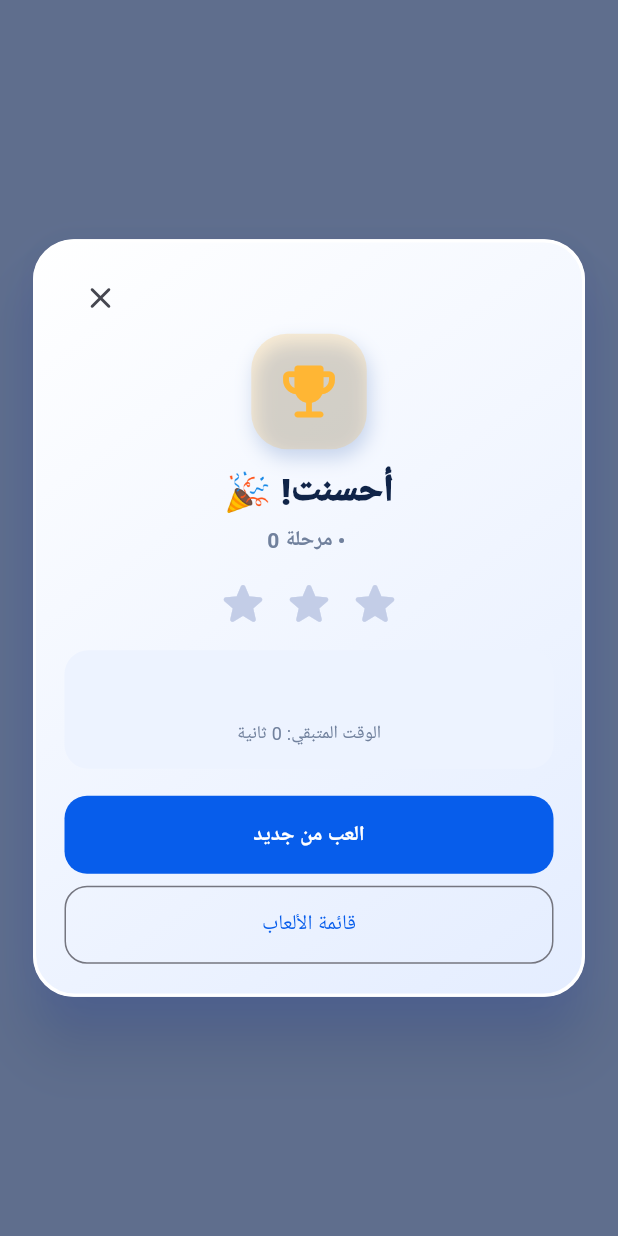
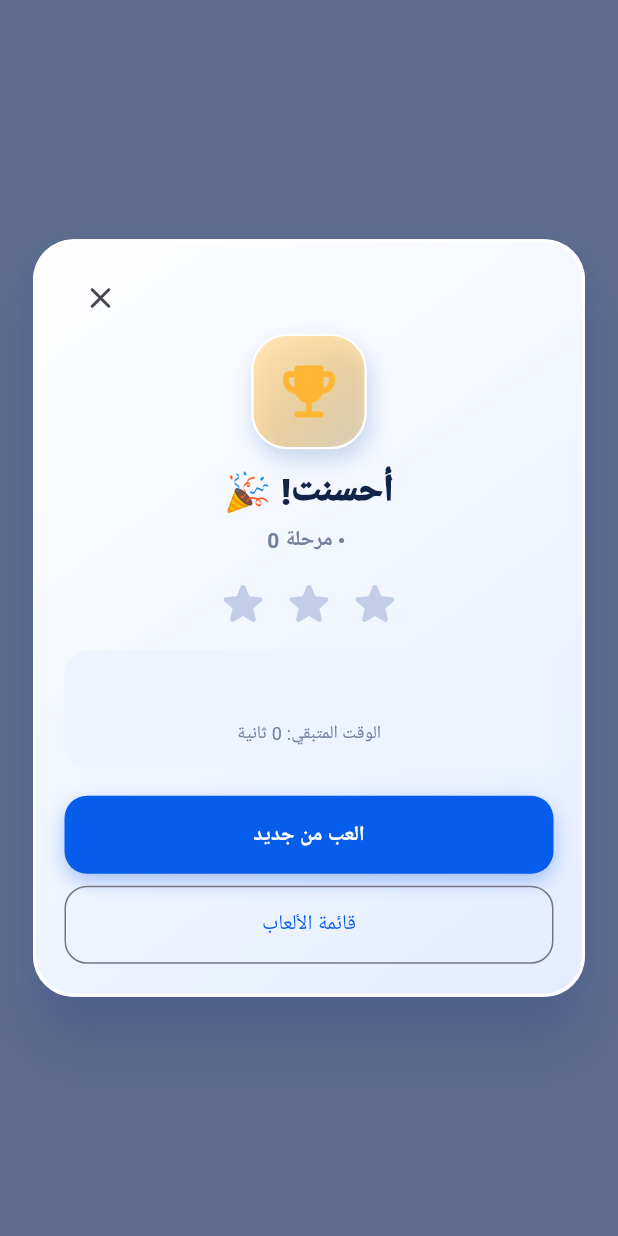
Before and after one commit to walidatiyaai2025-gif/school, a Flutter app: what show() shows on an empty page, opened directly with empty values, on a phone screen of 412 x 824 dp. Run offline on Flutter 3.47's test engine with Material 3 defaults, Android fonts, the phone set to English and light mode, and no system bars; our stand-ins replace audioplayers, firebase_core, firebase_messaging, flutter_local_notifications, flutter_secure_storage, flutter_timezone and 8 more; accounts and stored records are empty.

Commit message:
feat(motion): tactile raised XO/word/math tiles, animated footer and 3D result polish

```diff
--- a/mobile/lib/widgets/game_countdown.dart
+++ b/mobile/lib/widgets/game_countdown.dart
@@ -12,8 +12,10 @@ class GameCountdown extends StatelessWidget {
           final warning = secs <= 15;
           final time = (secs ~/ 60).toString().padLeft(2, '0') + ':' +
               (secs % 60).toString().padLeft(2, '0');
-          return Container(
+          return AnimatedContainer(
             key: const Key('game-timer'),
+            duration: MediaQuery.disableAnimationsOf(context)
+                ? Duration.zero : const Duration(milliseconds: 200),
             padding: const EdgeInsets.symmetric(vertical: 7, horizontal: 11),
             decoration: BoxDecoration(
               color: warning ? const Color(0xFFFFE6E6)
--- a/mobile/lib/widgets/game_result_dialog.dart
+++ b/mobile/lib/widgets/game_result_dialog.dart
@@ -37,7 +37,9 @@ class GameResultDialog extends StatefulWidget {
         game: game, outcome: outcome, english: english, result: result,
         stage: stage, stars: stars.clamp(0,3).toInt(),
         remaining: remaining, hasNext: hasNext),
-      transitionBuilder: (_, animation, __, child) => FadeTransition(
+      transitionBuilder: (dialogContext, animation, _, child) =>
+        MediaQuery.disableAnimationsOf(dialogContext)
+          ? child : FadeTransition(
             opacity: CurvedAnimation(parent: animation, curve: Curves.easeOut),
             child: ScaleTransition(
               scale: Tween<double>(begin: .86, end: 1.0).animate(
@@ -97,15 +99,36 @@ class _GameResultDialogState extends State<GameResultDialog>
                 icon: const Icon(Icons.close_rounded),
                 onPressed: () => Navigator.pop(
                   context, GameResultAction.list))),
-              Container(
+              AnimatedBuilder(
+                animation: _animation,
+                builder: (context, _) {
+                  final progress = Curves.easeOutBack.transform(
+                    (_animation.value / .7).clamp(0.0, 1.0));
+                  return Transform.translate(
+                    offset: Offset(0, reduced ? 0 : 12 * (1 - progress)),
+                    child: Transform.scale(
+                      scale: reduced ? 1 : .83 + .17 * progress,
+                      child: Container(
                         width: 77, height: 77,
                         decoration: BoxDecoration(
-                  color: color.withValues(alpha: .2),
+                          gradient: LinearGradient(
+                            begin: Alignment.topLeft,
+                            end: Alignment.bottomRight,
+                            colors: [
+                              Color.lerp(color, Colors.white, .65)!,
+                              color.withValues(alpha: .26),
+                            ]),
                           borderRadius: BorderRadius.circular(24),
+                          border: Border.all(color: Colors.white, width: 1.5),
                           boxShadow: const [BoxShadow(
-                    color: Color(0x330C43A0), blurRadius: 10,
-                    offset: Offset(2, 6))]),
-                child: Icon(icon, color: color, size: 46)),
+                            color: Color(0x330C43A0),
+                            blurRadius: 12, offset: Offset(2, 7))]),
+                        child: Icon(icon, color: color, size: 46),
+                      ),
+                    ),
+                  );
+                },
+              ),
               const SizedBox(height: 9),
               Text(title, key: const Key('game-result-title'),
                 textAlign: TextAlign.center,
@@ -157,13 +180,19 @@ class _GameResultDialogState extends State<GameResultDialog>
                 ]),
               ),
               const SizedBox(height: 18),
-              SizedBox(width: double.infinity, child: FilledButton(
+              DecoratedBox(
+                decoration: BoxDecoration(
+                  borderRadius: BorderRadius.circular(16),
+                  boxShadow: const [BoxShadow(color: Color(0x550B5CEB),
+                    blurRadius: 11, offset: Offset(0, 5))]),
+                child: SizedBox(width: double.infinity, child: FilledButton(
                   key: const Key('game-result-primary'),
                   onPressed: () => Navigator.pop(context,
                     allowNext ? GameResultAction.next : GameResultAction.retry),
                   child: Text(allowNext
                     ? (widget.english ? 'Next Stage' : 'المرحلة التالية')
                     : (widget.english ? 'Play Again' : 'العب من جديد')))),
+              ),
               const SizedBox(height: 8),
               SizedBox(width: double.infinity, child: OutlinedButton(
                 key: const Key('game-result-list'),
```
Also changed, not shown: mobile/lib/widgets/footer_3d_icon.dart (+16 -5 lines), mobile/lib/widgets/game_3d_tile.dart (+43 -30 lines). Lines whose indentation alone changed are shown as unchanged.
